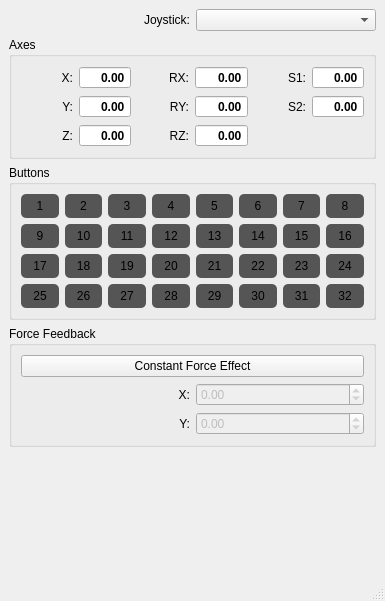
This is cpp_libs/SDL2/09_haptic/src/MainWindow.ui in marek-cel/marek-cel as Qt 5 draws it before an edit. The edited form follows.
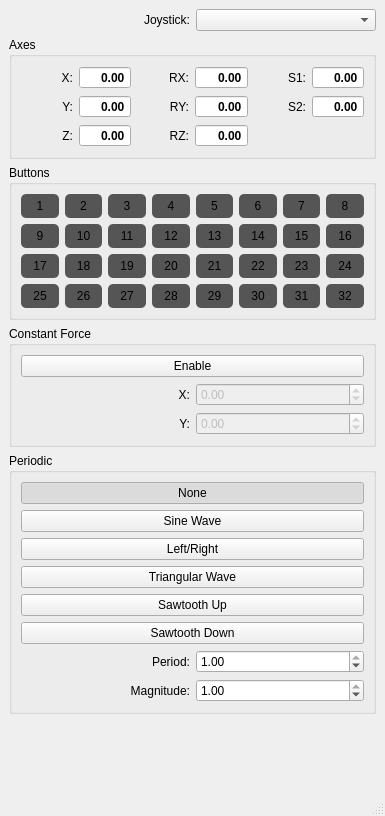
This is the edited form.

Diff of the .ui file:
```diff
--- a/cpp_libs/SDL2/09_haptic/src/MainWindow.ui
+++ b/cpp_libs/SDL2/09_haptic/src/MainWindow.ui
@@ -7,27 +7,36 @@
     <x>0</x>
     <y>0</y>
     <width>385</width>
-    <height>601</height>
+    <height>816</height>
    </rect>
   </property>
+  <property name="minimumSize">
+   <size>
+    <width>0</width>
+    <height>0</height>
+   </size>
+  </property>
   <property name="windowTitle">
    <string>SDL Haptic</string>
   </property>
   <widget class="QWidget" name="centralwidget">
    <layout class="QGridLayout" name="gridLayout_3">
-    <item row="0" column="0">
-     <widget class="QLabel" name="label">
-      <property name="text">
-       <string>Joystick:</string>
-      </property>
-      <property name="alignment">
-       <set>Qt::AlignRight|Qt::AlignTrailing|Qt::AlignVCenter</set>
-      </property>
-     </widget>
-    </item>
     <item row="0" column="1">
      <widget class="QComboBox" name="comboBoxJoysticks"/>
     </item>
+    <item row="5" column="0" colspan="2">
+     <spacer name="verticalSpacer">
+      <property name="orientation">
+       <enum>Qt::Vertical</enum>
+      </property>
+      <property name="sizeHint" stdset="0">
+       <size>
+        <width>360</width>
+        <height>10</height>
+       </size>
+      </property>
+     </spacer>
+    </item>
     <item row="1" column="0" colspan="2">
      <widget class="QGroupBox" name="groupBox">
       <property name="title">
@@ -333,6 +342,99 @@
       </layout>
      </widget>
     </item>
+    <item row="0" column="0">
+     <widget class="QLabel" name="label">
+      <property name="text">
+       <string>Joystick:</string>
+      </property>
+      <property name="alignment">
+       <set>Qt::AlignRight|Qt::AlignTrailing|Qt::AlignVCenter</set>
+      </property>
+     </widget>
+    </item>
+    <item row="3" column="0" colspan="2">
+     <widget class="QGroupBox" name="groupBoxConstForce">
+      <property name="enabled">
+       <bool>true</bool>
+      </property>
+      <property name="minimumSize">
+       <size>
+        <width>0</width>
+        <height>0</height>
+       </size>
+      </property>
+      <property name="title">
+       <string>Constant Force</string>
+      </property>
+      <layout class="QGridLayout" name="gridLayout_4">
+       <item row="1" column="1">
+        <widget class="QDoubleSpinBox" name="doubleSpinBoxForceX">
+         <property name="enabled">
+          <bool>false</bool>
+         </property>
+         <property name="minimum">
+          <double>-1.000000000000000</double>
+         </property>
+         <property name="maximum">
+          <double>1.000000000000000</double>
+         </property>
+         <property name="singleStep">
+          <double>0.010000000000000</double>
+         </property>
+        </widget>
+       </item>
+       <item row="2" column="1">
+        <widget class="QDoubleSpinBox" name="doubleSpinBoxForceY">
+         <property name="enabled">
+          <bool>false</bool>
+         </property>
+         <property name="minimum">
+          <double>-1.000000000000000</double>
+         </property>
+         <property name="maximum">
+          <double>1.000000000000000</double>
+         </property>
+         <property name="singleStep">
+          <double>0.010000000000000</double>
+         </property>
+        </widget>
+       </item>
+       <item row="1" column="0">
+        <widget class="QLabel" name="label_10">
+         <property name="text">
+          <string>X:</string>
+         </property>
+         <property name="alignment">
+          <set>Qt::AlignRight|Qt::AlignTrailing|Qt::AlignVCenter</set>
+         </property>
+        </widget>
+       </item>
+       <item row="2" column="0">
+        <widget class="QLabel" name="label_11">
+         <property name="text">
+          <string>Y:</string>
+         </property>
+         <property name="alignment">
+          <set>Qt::AlignRight|Qt::AlignTrailing|Qt::AlignVCenter</set>
+         </property>
+        </widget>
+       </item>
+       <item row="0" column="0" colspan="2">
+        <widget class="QPushButton" name="pushButtonConstForce">
+         <property name="enabled">
+          <bool>true</bool>
+         </property>
+         <property name="text">
+          <string>Enable</string>
+         </property>
+         <property name="checkable">
+          <bool>true</bool>
+         </property>
+        </widget>
+       </item>
+      </layout>
+     </widget>
+    </item>
     <item row="2" column="0" colspan="2">
      <widget class="QGroupBox" name="groupBox_2">
       <property name="enabled">
@@ -876,8 +978,11 @@
       </layout>
      </widget>
     </item>
-    <item row="3" column="0" colspan="2">
-     <widget class="QGroupBox" name="groupBoxForceFeedback">
+    <item row="4" column="0" colspan="2">
+     <widget class="QGroupBox" name="groupBoxPeriodic">
+      <property name="enabled">
+       <bool>true</bool>
+      </property>
       <property name="minimumSize">
        <size>
         <width>0</width>
@@ -885,55 +990,117 @@
        </size>
       </property>
       <property name="title">
-       <string>Force Feedback</string>
+       <string>Periodic</string>
       </property>
-      <layout class="QGridLayout" name="gridLayout_4">
-       <item row="1" column="1">
-        <widget class="QDoubleSpinBox" name="doubleSpinBoxForceX">
-         <property name="enabled">
-          <bool>false</bool>
-         </property>
-         <property name="minimum">
-          <double>-1.000000000000000</double>
-         </property>
+      <layout class="QGridLayout" name="gridLayout_5">
+       <item row="6" column="1">
+        <widget class="QDoubleSpinBox" name="doubleSpinBoxPeriod">
          <property name="maximum">
           <double>1.000000000000000</double>
          </property>
          <property name="singleStep">
           <double>0.010000000000000</double>
          </property>
-        </widget>
-       </item>
-       <item row="2" column="1">
-        <widget class="QDoubleSpinBox" name="doubleSpinBoxForceY">
-         <property name="enabled">
-          <bool>false</bool>
-         </property>
-         <property name="minimum">
-          <double>-1.000000000000000</double>
-         </property>
-         <property name="maximum">
+         <property name="value">
           <double>1.000000000000000</double>
          </property>
-         <property name="singleStep">
-          <double>0.010000000000000</double>
-         </property>
         </widget>
        </item>
-       <item row="1" column="0">
-        <widget class="QLabel" name="label_10">
+       <item row="7" column="0">
+        <widget class="QLabel" name="label_14">
          <property name="text">
-          <string>X:</string>
+          <string>Magnitude:</string>
          </property>
          <property name="alignment">
           <set>Qt::AlignRight|Qt::AlignTrailing|Qt::AlignVCenter</set>
          </property>
         </widget>
        </item>
-       <item row="2" column="0">
-        <widget class="QLabel" name="label_11">
+       <item row="3" column="0" colspan="2">
+        <widget class="QPushButton" name="pushButtonTriangular">
          <property name="text">
-          <string>Y:</string>
+          <string>Triangular Wave</string>
+         </property>
+         <property name="checkable">
+          <bool>true</bool>
+         </property>
+         <attribute name="buttonGroup">
+          <string notr="true">buttonGroupPeriodic</string>
+         </attribute>
+        </widget>
+       </item>
+       <item row="1" column="0" colspan="2">
+        <widget class="QPushButton" name="pushButtonSineWave">
+         <property name="enabled">
+          <bool>true</bool>
+         </property>
+         <property name="text">
+          <string>Sine Wave</string>
+         </property>
+         <property name="checkable">
+          <bool>true</bool>
+         </property>
+         <attribute name="buttonGroup">
+          <string notr="true">buttonGroupPeriodic</string>
+         </attribute>
+        </widget>
+       </item>
+       <item row="2" column="0" colspan="2">
+        <widget class="QPushButton" name="pushButtonLeftRight">
+         <property name="text">
+          <string>Left/Right</string>
+         </property>
+         <property name="checkable">
+          <bool>true</bool>
+         </property>
+         <attribute name="buttonGroup">
+          <string notr="true">buttonGroupPeriodic</string>
+         </attribute>
+        </widget>
+       </item>
+       <item row="7" column="1">
+        <widget class="QDoubleSpinBox" name="doubleSpinBoxMagnitude">
+         <property name="maximum">
+          <double>1.000000000000000</double>
+         </property>
+         <property name="singleStep">
+          <double>0.010000000000000</double>
+         </property>
+         <property name="value">
+          <double>1.000000000000000</double>
+         </property>
+        </widget>
+       </item>
+       <item row="4" column="0" colspan="2">
+        <widget class="QPushButton" name="pushButtonSawtoothUp">
+         <property name="text">
+          <string>Sawtooth Up</string>
+         </property>
+         <property name="checkable">
+          <bool>true</bool>
+         </property>
+         <attribute name="buttonGroup">
+          <string notr="true">buttonGroupPeriodic</string>
+         </attribute>
+        </widget>
+       </item>
+       <item row="5" column="0" colspan="2">
+        <widget class="QPushButton" name="pushButtonSawtoothDn">
+         <property name="text">
+          <string>Sawtooth Down</string>
+         </property>
+         <property name="checkable">
+          <bool>true</bool>
+         </property>
+         <attribute name="buttonGroup">
+          <string notr="true">buttonGroupPeriodic</string>
+         </attribute>
+        </widget>
+       </item>
+       <item row="6" column="0">
+        <widget class="QLabel" name="label_13">
+         <property name="text">
+          <string>Period:</string>
          </property>
          <property name="alignment">
           <set>Qt::AlignRight|Qt::AlignTrailing|Qt::AlignVCenter</set>
@@ -941,34 +1108,24 @@
         </widget>
        </item>
        <item row="0" column="0" colspan="2">
-        <widget class="QPushButton" name="pushButtonStartConstForce">
-         <property name="enabled">
-          <bool>true</bool>
-         </property>
+        <widget class="QPushButton" name="pushButtonNone">
          <property name="text">
-          <string>Constant Force Effect</string>
+          <string>None</string>
          </property>
          <property name="checkable">
           <bool>true</bool>
          </property>
+         <property name="checked">
+          <bool>true</bool>
+         </property>
+         <attribute name="buttonGroup">
+          <string notr="true">buttonGroupPeriodic</string>
+         </attribute>
         </widget>
        </item>
       </layout>
      </widget>
     </item>
-    <item row="4" column="0" colspan="2">
-     <spacer name="verticalSpacer">
-      <property name="orientation">
-       <enum>Qt::Vertical</enum>
-      </property>
-      <property name="sizeHint" stdset="0">
-       <size>
-        <width>360</width>
-        <height>10</height>
-       </size>
-      </property>
-     </spacer>
-    </item>
    </layout>
   </widget>
   <widget class="QMenuBar" name="menubar">
```
Left out of the diff: 3 changed lines with no effect on the pictures.
